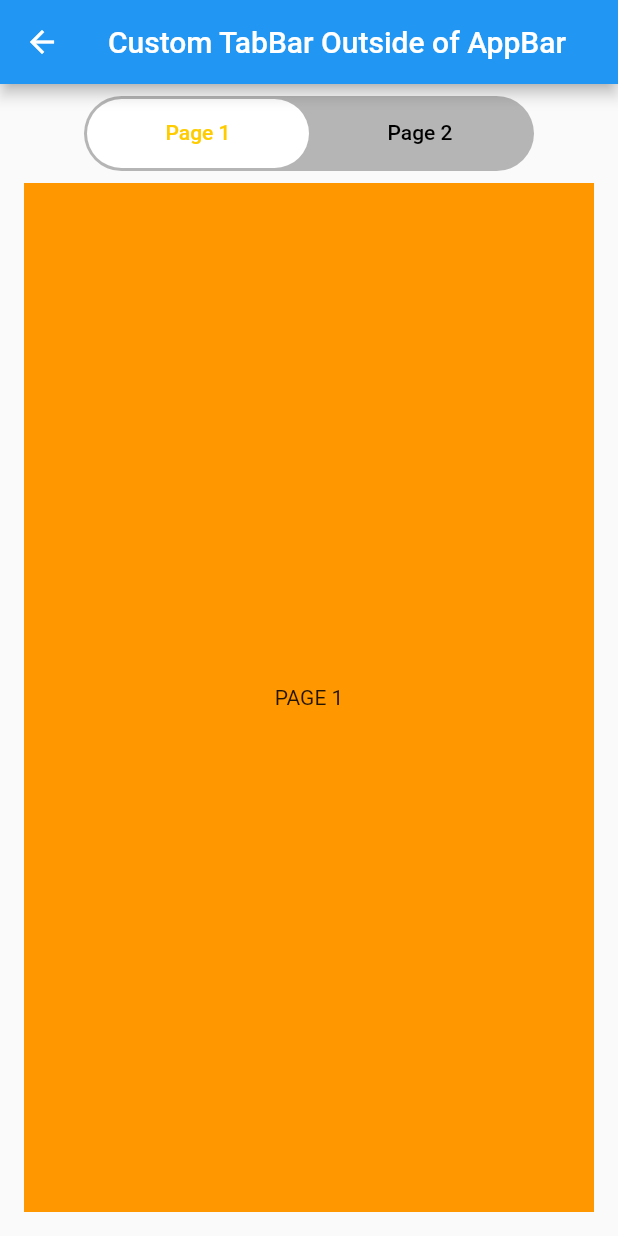
After one commit to tolgasozbir/flutter_custom_widgets, a Flutter app: the CustomTabBarView screen opened by its route, on a phone screen of 412 x 824 dp. The commit adds this screen. Run offline on Flutter 3.47's test engine with Material 2 defaults, Android fonts, the phone set to English and light mode, and no system bars.

Commit message:
added custom tabbar

```diff
--- /dev/null
+++ b/lib/custom_tabBar_view/custom_tabBar.dart
@@ -0,0 +1,98 @@
+import 'package:flutter/material.dart';
+
+class CustomTabBar extends StatefulWidget {
+  const CustomTabBar({
+    Key? key,
+    required this.tabCount,
+    required this.tabs,
+    required this.tabBarViews,
+    this.tabBarWidth = 300,
+    this.tabBarHeight = 50,
+    this.tabBarBackgroundColor = const Color(0x552B2B2B),
+    this.tabBarRadius = 25,
+    this.labelColor = const Color(0xFFFFCC00),
+    this.unselectedLabelColor = Colors.black,
+    this.indicatorColor = Colors.white,
+    this.indicatorRadius = 25,
+  }) : super(key: key);
+
+  final int tabCount;
+  final List<Widget> tabs;
+  final List<Widget> tabBarViews;
+  final double tabBarWidth;
+  final double tabBarHeight;
+  final Color tabBarBackgroundColor;
+  final double tabBarRadius;
+  final Color labelColor;
+  final Color unselectedLabelColor;
+  final Color indicatorColor;
+  final double indicatorRadius;
+
+  @override
+  State<CustomTabBar> createState() => _CustomTabBarState();
+}
+
+class _CustomTabBarState extends State<CustomTabBar> with SingleTickerProviderStateMixin,AutomaticKeepAliveClientMixin {
+
+  late final TabController tabController;
+
+  @override
+  void initState() {
+    super.initState();
+    tabController = TabController(length: widget.tabCount, vsync: this);
+  }
+
+  @override
+  void dispose() {
+    super.dispose();
+    tabController.dispose();
+  }
+
+  @override
+  bool get wantKeepAlive => true;
+
+  @override
+  Widget build(BuildContext context) {
+    super.build(context);
+    return Column(
+      children: [
+        Container(
+          width: widget.tabBarWidth,
+          height: widget.tabBarHeight,
+          decoration: BoxDecoration(
+            color: widget.tabBarBackgroundColor,
+            borderRadius: BorderRadius.all(Radius.circular(widget.tabBarRadius)),
+          ),
+          child: tabBarTabs(),
+        ),
+        tabBarViews(),
+      ],
+    );
+  }
+
+  Padding tabBarTabs() {
+    return Padding(
+      padding: const EdgeInsets.all(2.0),
+      child: TabBar(
+        controller: tabController,
+        labelColor: widget.labelColor,
+        unselectedLabelColor: widget.unselectedLabelColor,
+        indicator: BoxDecoration(
+          color: widget.indicatorColor,
+          borderRadius: BorderRadius.circular(widget.indicatorRadius)
+        ),
+        tabs: widget.tabs
+      ),
+    );
+  }
+
+  Expanded tabBarViews() {
+    return Expanded(
+      child: TabBarView(
+        controller: tabController,
+        children: widget.tabBarViews
+      ),
+    );
+  }
+
+}
--- /dev/null
+++ b/lib/custom_tabBar_view/custom_tabBar_view.dart
@@ -0,0 +1,50 @@
+import 'package:custom_widgets/custom_tabBar_view/custom_tabBar.dart';
+import 'package:flutter/material.dart';
+
+part 'dummy_page.dart';
+
+class CustomTabBarView extends StatefulWidget {
+  const CustomTabBarView({Key? key}) : super(key: key);
+
+  @override
+  State<CustomTabBarView> createState() => _MyLoginState();
+}
+
+class _MyLoginState extends State<CustomTabBarView> with AutomaticKeepAliveClientMixin<CustomTabBarView> {
+
+  List<Widget> pages = [
+    DummyPage(PageNum: 1, color: Colors.orange),
+    DummyPage(PageNum: 2, color: Colors.pink),
+  ];
+
+  List<Widget> tabs = [
+    SizedBox.expand(child: Center(child: Text("Page 1"))),
+    SizedBox.expand(child: Center(child: Text("Page 2"))),
+  ];
+
+  @override
+  bool get wantKeepAlive => true;
+
+  @override
+  Widget build(BuildContext context) {
+    super.build(context);
+    return Scaffold(
+      appBar: AppBar(title: Text("Custom TabBar Outside of AppBar"),),
+      body: body(),
+    );
+  }
+
+  Widget body(){
+    return Padding(
+      padding: const EdgeInsets.all(8.0),
+      child: CustomTabBar(
+        tabCount: pages.length,
+        tabs: tabs,
+        tabBarViews: pages
+      ),
+    );
+  }
+
+
+
+}
--- /dev/null
+++ b/lib/custom_tabBar_view/dummy_page.dart
@@ -0,0 +1,22 @@
+part of './custom_tabBar_view.dart';
+
+class DummyPage extends StatelessWidget {
+  const DummyPage({Key? key,
+    required this.PageNum,
+    required this.color
+  }) : super(key: key);
+
+  final int PageNum;
+  final Color color;
+
+  @override
+  Widget build(BuildContext context) {
+    return Container(
+      width: double.infinity,
+      height: double.infinity,
+      color: color,
+      margin: EdgeInsets.all(8),
+      child: Center(child: Text("PAGE $PageNum"))
+    );
+  }
+}
--- a/lib/main.dart
+++ b/lib/main.dart
@@ -1,5 +1,6 @@
 import 'package:custom_widgets/battle_card/battle_cards_provider.dart';
 import 'package:custom_widgets/battle_card/battle_screen_view.dart';
+import 'package:custom_widgets/custom_tabBar_view/custom_tabBar_view.dart';
 import 'package:custom_widgets/page_wave_transition/first_page_view.dart';
 import 'package:provider/provider.dart';
 import 'alphabetic_list_page_view/alphabetic_list_view.dart';
@@ -31,6 +32,7 @@ class MyApp extends StatelessWidget {
         "/alphabetic_list_view": (context) => AlphabeticListView(),
         "/page_wave_transition": (context) => FirstPageView(),
         "/battle_cards": (context) => BattleScreenView(),
+        "/custom_tabBar": (context) => CustomTabBarView(),
       },
     );
   }
@@ -73,6 +75,10 @@ class _HomeState extends State<Home> {
             onPressed: () => Navigator.pushNamed(context, "/battle_cards"),
             child: Text("Battle Cards")
           ),
+          ElevatedButton(
+            onPressed: () => Navigator.pushNamed(context, "/custom_tabBar"),
+            child: Text("Custom TabBar View")
+          ),
         ],
       ),
     );
```
